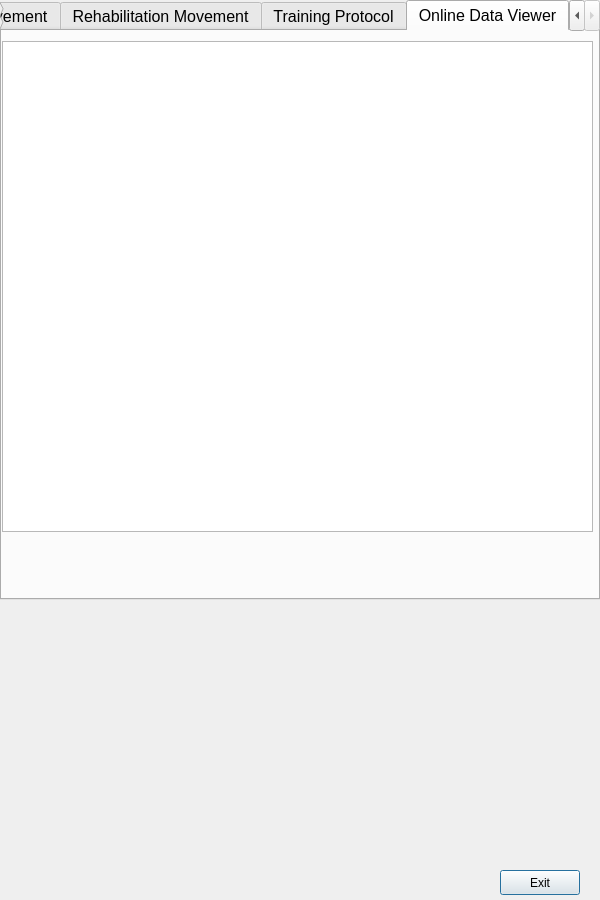
Above: rehab_gui/rehab_gui/ui/FMRRMainWindow.ui from CNR-STIIMA-IRAS/Fit4Med before the change. Below: the same form after it.
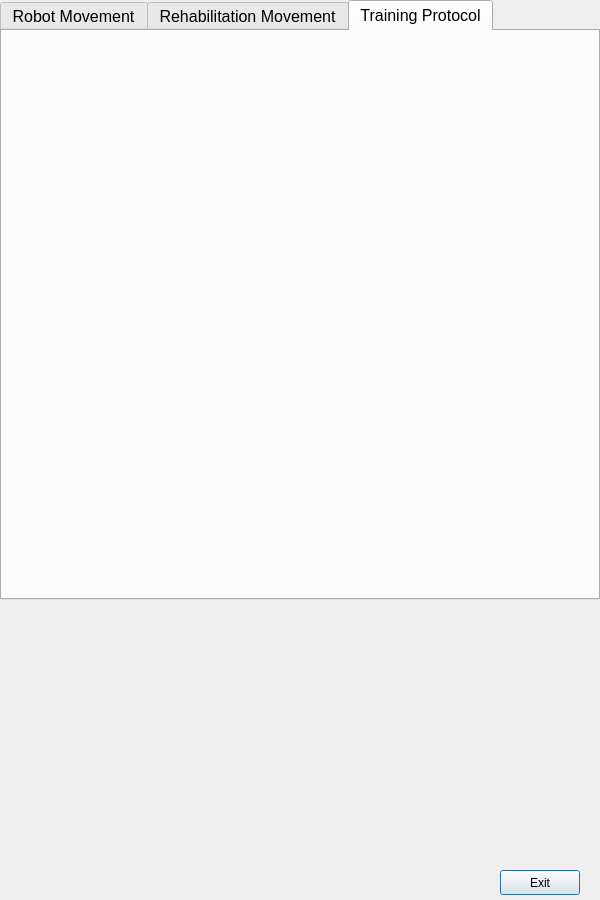
That is the form after the change. The open tabs and pages were chosen to show the change. Icons and pictures are not drawn.

Patch:
```diff
--- a/rehab_gui/rehab_gui/ui/FMRRMainWindow.ui
+++ b/rehab_gui/rehab_gui/ui/FMRRMainWindow.ui
@@ -90,21 +90,6 @@
      <layout class="QVBoxLayout" name="verticalLayout_TrainingProtocol"/>
     </widget>
    </widget>
-   <widget class="QWidget" name="tabOnlineViewer">
-    <attribute name="title">
-     <string>Online Data Viewer</string>
-    </attribute>
-    <widget class="QGraphicsView" name="graphicsView">
-     <property name="geometry">
-      <rect>
-       <x>0</x>
-       <y>10</y>
-       <width>591</width>
-       <height>491</height>
-      </rect>
-     </property>
-    </widget>
-   </widget>
   </widget>
   <widget class="QWidget" name="verticalLayoutWidget">
    <property name="geometry">
```
Left out of the diff: 3 changed lines with no effect on the pictures.
